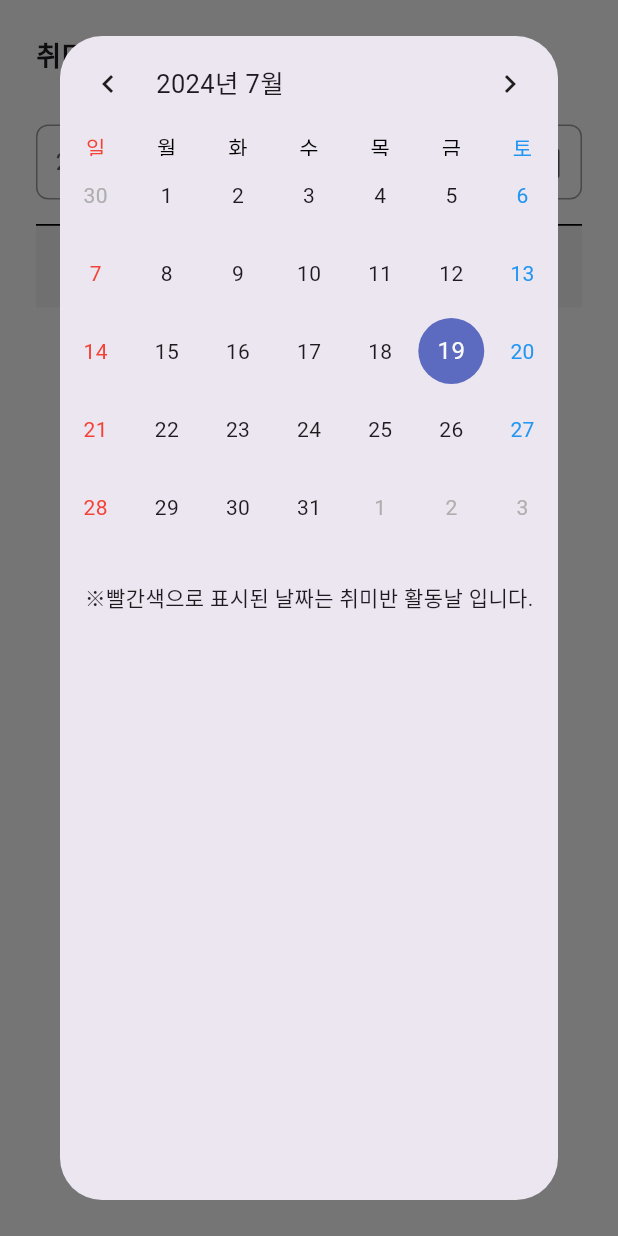
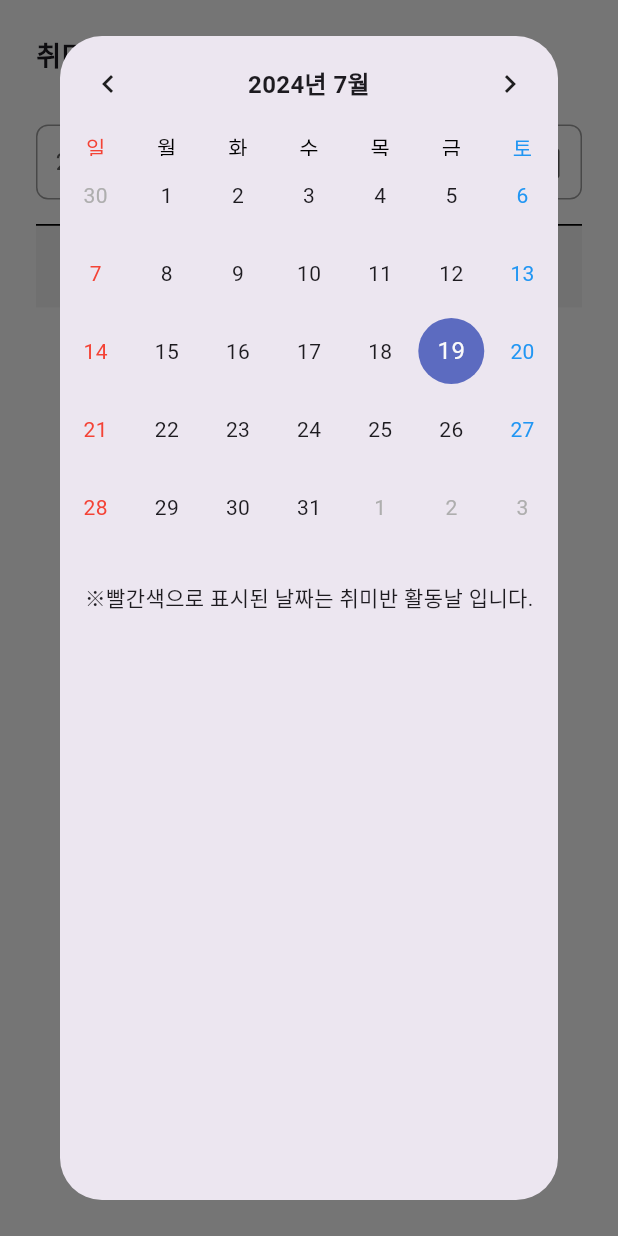
Before and after one commit to dnl1029/flutter, a Flutter app: the RecordsSection widget shown alone on an empty page, opened directly, after a tap on an icon or button, on a phone screen of 412 x 824 dp. Run offline on Flutter 3.47's test engine with Material 3 defaults, Android fonts, the phone set to English and light mode, and no system bars; drawn by our look-alikes of table_calendar; our stand-ins replace dio, fl_chart, flutter_secure_storage, image_picker, permission_handler; missing offline and left inert: dart:html; accounts and stored records are empty; network calls fail.

Commit message:
메인화면 캘린더 정상작동하는 부분까지 commit

```diff
--- a/lib/main_screen.dart
+++ b/lib/main_screen.dart
@@ -872,17 +872,8 @@ class _RecordsSectionState extends State<RecordsSection> {
   @override
   void initState() {
     super.initState();
-    _initializeLocalization(); // Initialize date formatting for localization
     _getWorkDtList();
     selectedDate = DateTime.now(); // 디폴트로 오늘 날짜 선택
-  }
-
-  Future<void> _initializeLocalization() async {
-    await initializeDateFormatting('ko_KR', '');
-    setState(() {
-      // Locale를 ko_KR로 설정
-      Intl.defaultLocale = 'ko_KR';
-    });
   }
 
   Future<void> _getWorkDtList() async {
@@ -941,6 +932,11 @@ class _RecordsSectionState extends State<RecordsSection> {
                   weekendStyle: TextStyle(fontSize: 14, color: Colors.red), // 주말 스타일 조정 (일요일)
                 ),
                 headerStyle: HeaderStyle(
+                  titleTextStyle: TextStyle(
+                    fontSize: 16,
+                    fontWeight: FontWeight.bold,
+                  ),
+                  titleCentered: true, // 제목을 중앙 정렬로 설정
                   formatButtonVisible: false, // 2 weeks 버튼 제거
                 ),
                 calendarBuilders: CalendarBuilders(
--- a/pubspec.yaml
+++ b/pubspec.yaml
@@ -42,6 +42,7 @@ dependencies:
   universal_html: ^2.2.4
   table_calendar: ^3.1.2
   intl: ^0.19.0
+  flutter_localization: ^0.2.0
 
   # The following adds the Cupertino Icons font to your application.
   # Use with the CupertinoIcons class for iOS style icons.
```
Also changed, not shown: pubspec.lock, 5 other files.
